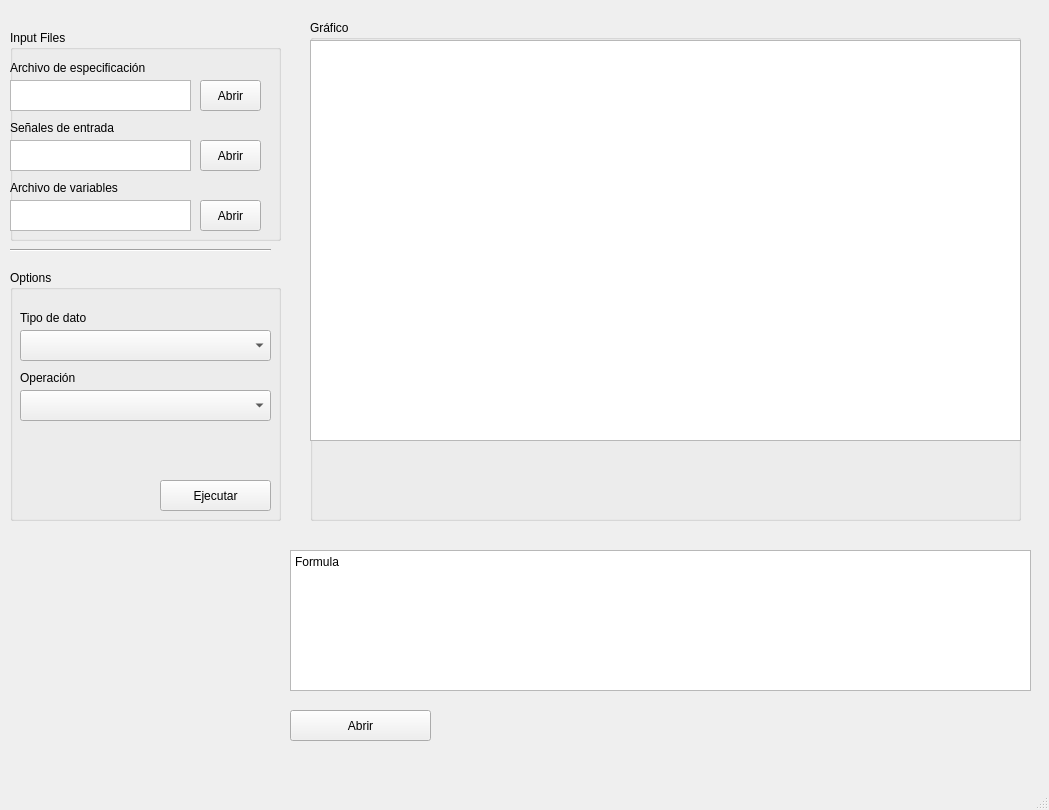
Above: ParetoLib/GUI/Window.ui from andcarde/MultidimensionalSearch before the change. Below: the same form after it.
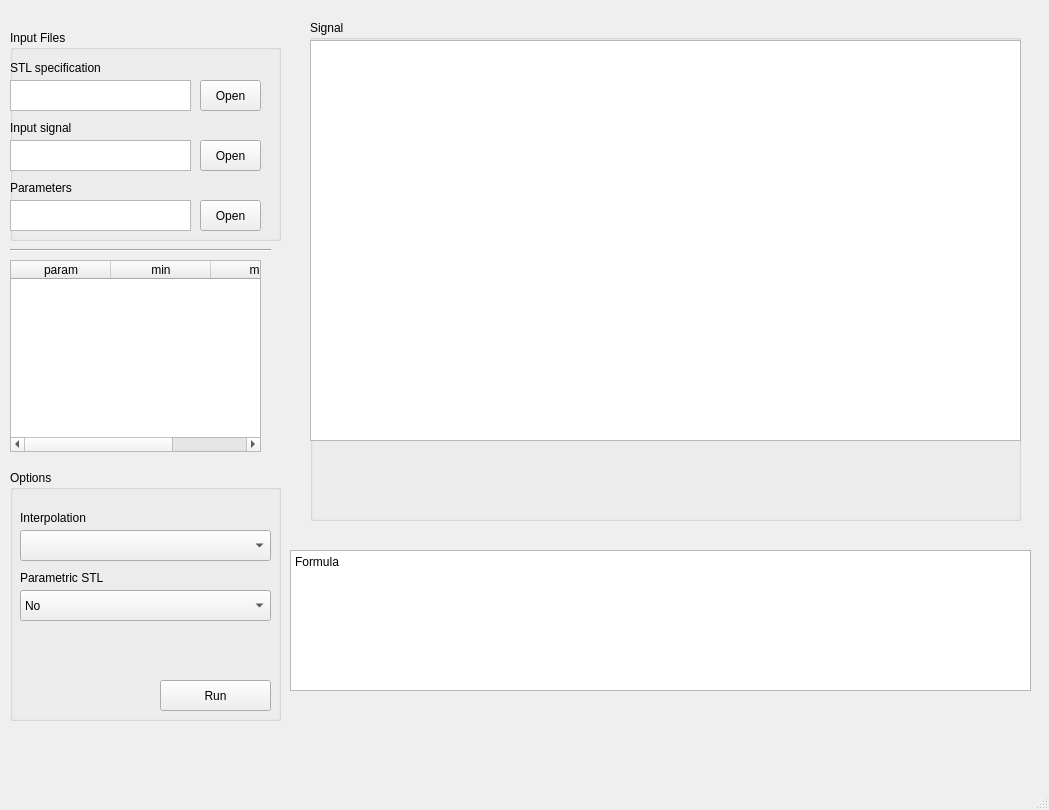
That is the form after the change.

Diff of the .ui file:
```diff
--- a/ParetoLib/GUI/Window.ui
+++ b/ParetoLib/GUI/Window.ui
@@ -37,19 +37,6 @@
      </item>
     </layout>
    </widget>
-   <widget class="QToolButton" name="toolButton">
-    <property name="geometry">
-     <rect>
-      <x>290</x>
-      <y>710</y>
-      <width>141</width>
-      <height>31</height>
-     </rect>
-    </property>
-    <property name="text">
-     <string>Abrir</string>
-    </property>
-   </widget>
    <widget class="Line" name="line">
     <property name="geometry">
      <rect>
@@ -113,7 +100,7 @@
       </rect>
      </property>
      <property name="text">
-      <string>Abrir</string>
+      <string>Open</string>
      </property>
     </widget>
     <widget class="QPlainTextEdit" name="f_senial_entrada_textbox">
@@ -154,7 +141,7 @@
       </rect>
      </property>
      <property name="text">
-      <string>Señales de entrada</string>
+      <string>Input signal</string>
      </property>
     </widget>
     <widget class="QPushButton" name="f_variables_button">
@@ -167,7 +154,7 @@
       </rect>
      </property>
      <property name="text">
-      <string>Abrir</string>
+      <string>Open</string>
      </property>
     </widget>
     <widget class="QPushButton" name="f_especificacion_button">
@@ -180,7 +167,7 @@
       </rect>
      </property>
      <property name="text">
-      <string>Abrir</string>
+      <string>Open</string>
      </property>
     </widget>
     <widget class="QPlainTextEdit" name="f_especificacion_textbox">
@@ -221,7 +208,7 @@
       </rect>
      </property>
      <property name="text">
-      <string>Archivo de variables</string>
+      <string>Parameters</string>
      </property>
     </widget>
     <widget class="QLabel" name="label_2">
@@ -234,7 +221,7 @@
       </rect>
      </property>
      <property name="text">
-      <string>Archivo de especificación</string>
+      <string>STL specification</string>
      </property>
     </widget>
    </widget>
@@ -242,7 +229,7 @@
     <property name="geometry">
      <rect>
       <x>10</x>
-      <y>270</y>
+      <y>470</y>
       <width>271</width>
       <height>251</height>
      </rect>
@@ -260,7 +247,7 @@
       </rect>
      </property>
      <property name="text">
-      <string>Tipo de dato</string>
+      <string>Interpolation</string>
      </property>
     </widget>
     <widget class="QComboBox" name="tipo_de_dato_comboBox">
@@ -278,12 +265,12 @@
       <rect>
        <x>10</x>
        <y>100</y>
-       <width>91</width>
+       <width>111</width>
        <height>16</height>
       </rect>
      </property>
      <property name="text">
-      <string>Operación</string>
+      <string>Parametric STL</string>
      </property>
     </widget>
     <widget class="QComboBox" name="operacion_comboBox">
@@ -295,6 +282,16 @@
        <height>31</height>
       </rect>
      </property>
+     <item>
+      <property name="text">
+       <string>No</string>
+      </property>
+     </item>
+     <item>
+      <property name="text">
+       <string>Yes</string>
+      </property>
+     </item>
     </widget>
     <widget class="QPushButton" name="f_ejecutar_button">
      <property name="geometry">
@@ -306,7 +303,7 @@
       </rect>
      </property>
      <property name="text">
-      <string>Ejecutar</string>
+      <string>Run</string>
      </property>
     </widget>
    </widget>
@@ -320,7 +317,7 @@
      </rect>
     </property>
     <property name="title">
-     <string>Gráfico</string>
+     <string>Signal</string>
     </property>
     <widget class="QGraphicsView" name="graphicsView">
      <property name="geometry">
@@ -333,6 +330,37 @@
      </property>
     </widget>
    </widget>
+   <widget class="QTableWidget" name="tableWidget">
+    <property name="geometry">
+     <rect>
+      <x>10</x>
+      <y>260</y>
+      <width>251</width>
+      <height>192</height>
+     </rect>
+    </property>
+    <property name="maximumSize">
+     <size>
+      <width>251</width>
+      <height>16777215</height>
+     </size>
+    </property>
+    <column>
+     <property name="text">
+      <string>param</string>
+     </property>
+    </column>
+    <column>
+     <property name="text">
+      <string>min</string>
+     </property>
+    </column>
+    <column>
+     <property name="text">
+      <string>max</string>
+     </property>
+    </column>
+   </widget>
   </widget>
   <widget class="QMenuBar" name="menubar">
    <property name="geometry">
```
Left out of the diff: 2 changed lines with no effect on the pictures.
